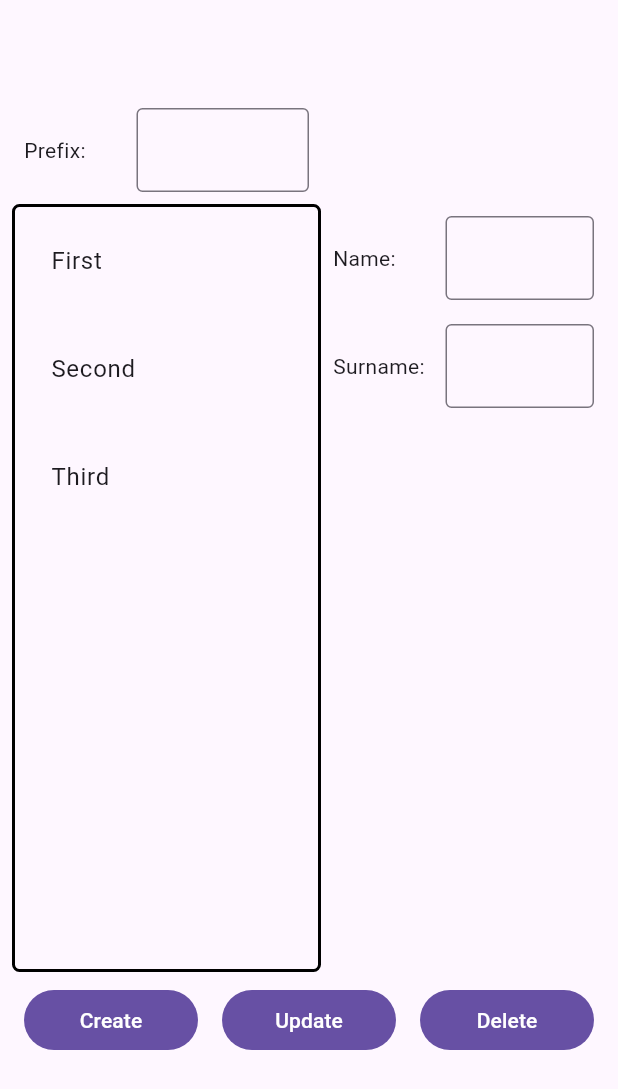
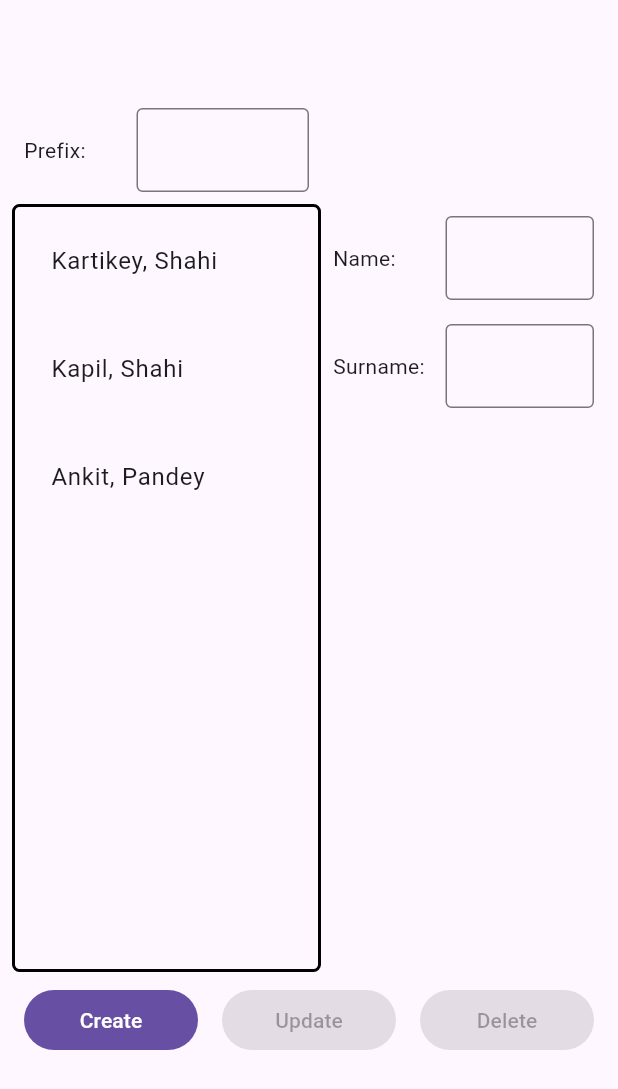
Before and after one commit to Kemphire/7guis, a Flutter app: the screen it shows after launch, on a phone screen of 412 x 824 dp. Shown: the top 1089 px of the screen. Run offline on Flutter 3.47's test engine with Material 3 defaults, Android fonts, the phone set to English and light mode, and no system bars; our stand-ins replace syncfusion_flutter_sliders; missing offline and left inert: fuzzywuzzy.

Commit message:
a close to working proto of crud

```diff
--- a/crud/lib/main.dart
+++ b/crud/lib/main.dart
@@ -1,3 +1,4 @@
+import 'package:crud/logic/prefix_search.dart';
 import 'package:crud/widets/list_tile.dart';
 import 'package:crud/widets/text_field.dart';
 import 'package:flutter/material.dart';
@@ -23,16 +24,35 @@ class Crud extends StatefulWidget {
 }
 
 class _CrudState extends State<Crud> {
-  final List<String> _posts = ["First", "Second", "Third"];
+  final List<List<String>> _posts = [
+    ["Kartikey", "Shahi"],
+    ["Kapil", "Shahi"],
+    ["Ankit", "Pandey"],
+  ];
   TextEditingController prefixController = TextEditingController();
   TextEditingController nameController = TextEditingController();
   TextEditingController surnameController = TextEditingController();
+
+  int? selectedIndex;
+
+  List<String> postToBeDisplayed() {
+    if (prefixController.text.isEmpty) {
+      return _posts.map((element) => element.join(", ")).toList();
+    }
+    return topFiveMatchingNames(_posts, prefixController.text);
+  }
+
   @override
   Widget build(BuildContext context) {
+    var postToBeDisplayedList = postToBeDisplayed();
     return Scaffold(
       appBar: AppBar(),
 
-      body: LayoutBuilder(
+      body: GestureDetector(
+        onTap: () {
+          FocusScope.of(context).unfocus();
+        },
+        child: LayoutBuilder(
           builder: (context, constraint) {
             return SizedBox(
               height: constraint.maxHeight,
@@ -46,6 +66,10 @@ class _CrudState extends State<Crud> {
                         controller: prefixController,
                         nameOfField: "Prefix: ",
                         portionWidth: 2,
+                        onchanged: (String value) {
+                          setState(() {}); // Just triggers rebuild
+                        },
+                        onEditingComplete: () {},
                       ),
                       Row(
                         crossAxisAlignment: CrossAxisAlignment.start,
@@ -55,14 +79,29 @@ class _CrudState extends State<Crud> {
                             height: (constraint.maxHeight * 2) / 3,
                             child: Container(
                               decoration: BoxDecoration(
-                              border: Border.all(color: Colors.black, width: 2),
+                                border: Border.all(
+                                  color: Colors.black,
+                                  width: 2,
+                                ),
                                 borderRadius: BorderRadius.circular(5),
                               ),
                               child: ListView.builder(
-                              itemCount: _posts.length,
+                                itemCount: postToBeDisplayedList.length,
                                 shrinkWrap: true,
                                 itemBuilder: (context, index) {
-                                return Square(child: _posts[index]);
+                                  return Square(
+                                    child: postToBeDisplayedList[index],
+                                    selected: selectedIndex == index,
+                                    onTap: () {
+                                      setState(() {
+                                        if (selectedIndex == index) {
+                                          selectedIndex = null;
+                                          return;
+                                        }
+                                        selectedIndex = index;
+                                      });
+                                    },
+                                  );
                                 },
                               ),
                             ),
@@ -75,11 +114,15 @@ class _CrudState extends State<Crud> {
                                   controller: nameController,
                                   nameOfField: "Name: ",
                                   portionWidth: 1,
+                                  onchanged: (String value) {},
+                                  onEditingComplete: () {},
                                 ),
                                 MyTextFieldWidget(
                                   controller: surnameController,
                                   nameOfField: "Surname: ",
                                   portionWidth: 1,
+                                  onchanged: (String value) {},
+                                  onEditingComplete: () {},
                                 ),
                               ],
                             ),
@@ -89,9 +132,29 @@ class _CrudState extends State<Crud> {
                       Row(
                         mainAxisSize: MainAxisSize.min,
                         children: [
-                        Expanded(child: getMyButton("Create")),
-                        Expanded(child: getMyButton("Update")),
-                        Expanded(child: getMyButton("Delete")),
+                          Expanded(
+                            child: getMyButton("Create", onPressed: () {}),
+                          ),
+                          Expanded(
+                            child: getMyButton(
+                              "Update",
+                              onPressed: selectedIndex == null ? null : () {},
+                            ),
+                          ),
+                          Expanded(
+                            child: getMyButton(
+                              "Delete",
+                              onPressed:
+                                  selectedIndex == null
+                                      ? null
+                                      : () {
+                                        setState(() {
+                                          _posts.removeAt(selectedIndex!);
+                                          selectedIndex = null;
+                                        });
+                                      },
+                            ),
+                          ),
                         ],
                       ),
                     ],
@@ -101,13 +164,14 @@ class _CrudState extends State<Crud> {
             );
           },
         ),
+      ),
     );
   }
 
-  Padding getMyButton(String child) {
+  Padding getMyButton(String child, {required Function()? onPressed}) {
     return Padding(
       padding: const EdgeInsets.all(8.0),
-      child: FilledButton(onPressed: () {}, child: Text(child)),
+      child: FilledButton(onPressed: onPressed, child: Text(child)),
     );
   }
 }
--- a/crud/lib/widets/list_tile.dart
+++ b/crud/lib/widets/list_tile.dart
@@ -2,13 +2,25 @@ import 'package:flutter/material.dart';
 
 class Square extends StatelessWidget {
   final String child;
-  const Square({super.key, required this.child});
+  final bool selected;
+  final Function() onTap;
+  const Square({
+    super.key,
+    required this.child,
+    required this.selected,
+    required this.onTap,
+  });
 
   @override
   Widget build(BuildContext context) {
     return Padding(
       padding: const EdgeInsets.all(8.0),
-      child: ListTile(title: Text(child)),
+      child: ListTile(
+        title: Text(child),
+        selected: selected,
+        onTap: onTap,
+        selectedTileColor: Colors.lightGreenAccent,
+      ),
     );
   }
 }
--- a/crud/lib/widets/text_field.dart
+++ b/crud/lib/widets/text_field.dart
@@ -6,11 +6,15 @@ class MyTextFieldWidget extends StatelessWidget {
     required this.controller,
     required this.nameOfField,
     required this.portionWidth,
+    required this.onchanged,
+    required this.onEditingComplete,
   });
 
   final TextEditingController controller;
   final String nameOfField;
   final double portionWidth;
+  final void Function(String) onchanged;
+  final void Function() onEditingComplete;
 
   @override
   Widget build(BuildContext context) {
@@ -23,6 +27,8 @@ class MyTextFieldWidget extends StatelessWidget {
             controller,
             nameOfField,
             portionWidth,
+            onchanged,
+            onEditingComplete,
           );
         },
       ),
@@ -35,6 +41,8 @@ SizedBox getMyTextField(
   TextEditingController controller,
   String nameOfField,
   double portionWidth,
+  void Function(String) onChanged,
+  void Function() onEditingComplete,
 ) {
   return SizedBox(
     width: constraint.maxWidth / portionWidth,
@@ -45,7 +53,8 @@ SizedBox getMyTextField(
           child: TextField(
             controller: controller,
             decoration: InputDecoration(border: OutlineInputBorder()),
-            onChanged: (String value) {},
+            onChanged: onChanged,
+            onEditingComplete: onEditingComplete,
           ),
         ),
       ],
--- a/crud/pubspec.yaml
+++ b/crud/pubspec.yaml
@@ -34,6 +34,7 @@ dependencies:
   # The following adds the Cupertino Icons font to your application.
   # Use with the CupertinoIcons class for iOS style icons.
   cupertino_icons: ^1.0.8
+  fuzzywuzzy: ^1.2.0
 
 dev_dependencies:
   flutter_test:
```
Also changed, not shown: crud/lib/logic/prefix_search.dart (added, +12 -0 lines), crud/pubspec.lock. Lines whose indentation alone changed are shown as unchanged.
